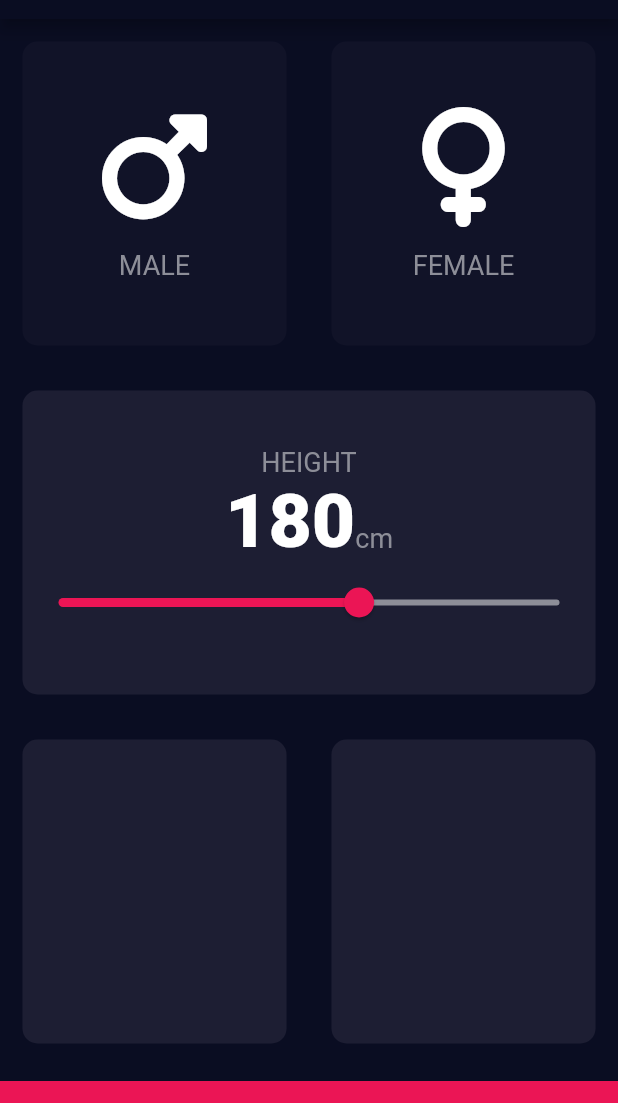
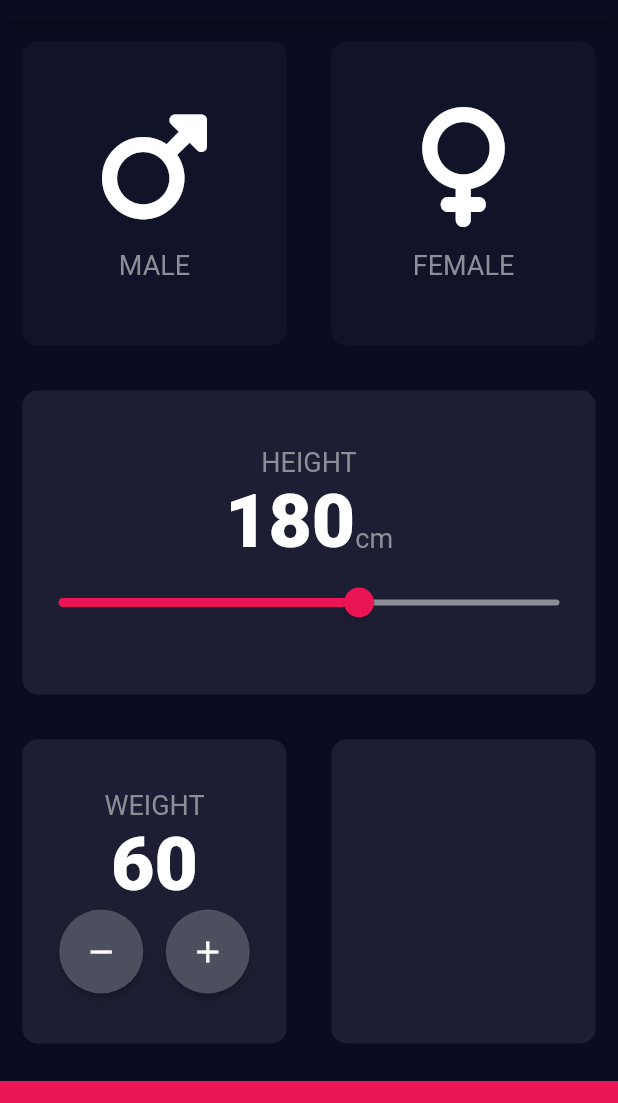
Before and after one commit to Z1Ranger/BMI-Calculator, a Flutter app: the screen it shows after launch, on a phone screen of 412 x 824 dp, the part 65-1168 px from its top. Run offline on Flutter 3.47's test engine with Material 2 defaults, Android fonts, the phone set to English and light mode, and no system bars; our stand-ins replace font_awesome_flutter.

Commit message:
added a new widget - weight

```diff
--- /dev/null
+++ b/lib/RoundButtonIcon.dart
@@ -0,0 +1,22 @@
+import 'package:flutter/material.dart';
+
+class RoundButtonIcon extends StatelessWidget {
+  RoundButtonIcon({@required this.child, @required this.func});
+
+  final Function func;
+  final Widget child;
+
+  @override
+  Widget build(BuildContext context) {
+    return RawMaterialButton(
+      onPressed: func,
+      child: child,
+      shape: CircleBorder(),
+      constraints: BoxConstraints.tightFor(
+        width: 56.0,
+        height: 56.0,
+      ),
+      fillColor: Color(0xFF4C4F5E),
+    );
+  }
+}
--- a/lib/input_page.dart
+++ b/lib/input_page.dart
@@ -3,6 +3,7 @@ import 'package:font_awesome_flutter/font_awesome_flutter.dart';
 import 'BasicCard.dart';
 import 'CustomIcon.dart';
 import 'constants.dart';
+import 'RoundButtonIcon.dart';
 
 class InputPage extends StatefulWidget {
   @override
@@ -24,6 +25,7 @@ class _InputPageState extends State<InputPage> {
   }
 
   int height = 180;
+  int weight = 60;
 
   @override
   Widget build(BuildContext context) {
@@ -115,6 +117,43 @@ class _InputPageState extends State<InputPage> {
               children: <Widget>[
                 Expanded(
                   child: BasicCard(
+                    cardChild: Column(
+                      mainAxisAlignment: MainAxisAlignment.center,
+                      children: <Widget>[
+                        Text(
+                          'WEIGHT',
+                          style: labelTextStyle,
+                        ),
+                        Text(
+                          weight.toString(),
+                          style: numberTextStyle,
+                        ),
+                        Row(
+                          mainAxisAlignment: MainAxisAlignment.center,
+                          children: <Widget>[
+                            RoundButtonIcon(
+                              child: Icon(Icons.remove),
+                              func: () {
+                                setState(() {
+                                  weight--;
+                                });
+                              },
+                            ),
+                            SizedBox(
+                              width: 15,
+                            ),
+                            RoundButtonIcon(
+                              child: Icon(Icons.add),
+                              func: () {
+                                setState(() {
+                                  weight++;
+                                });
+                              },
+                            ),
+                          ],
+                        )
+                      ],
+                    ),
                     color: activeColour,
                   ),
                 ),
```
